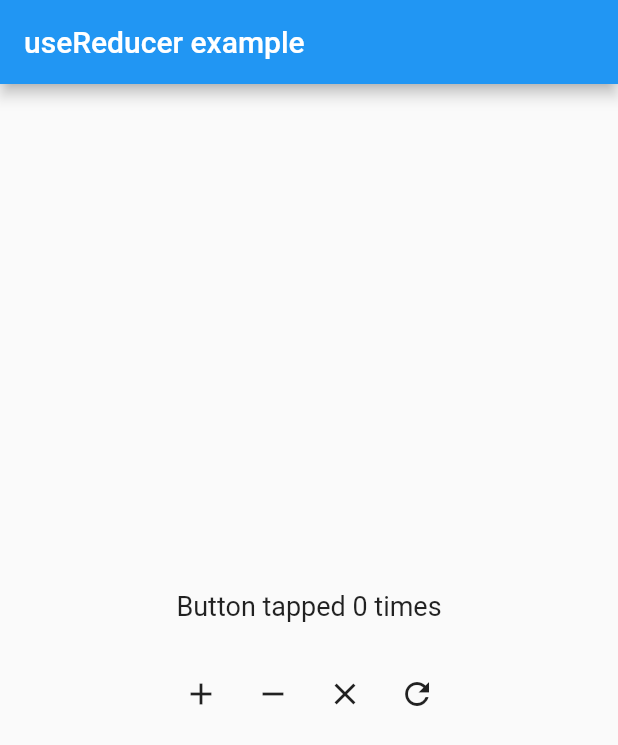
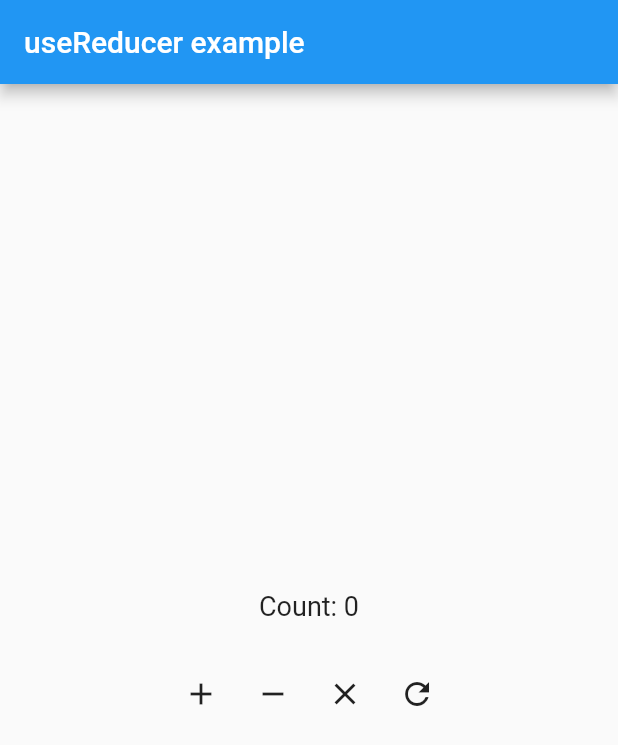
Before and after one commit to morikann/reducer_sample, a Flutter app: the screen it shows after launch, on a phone screen of 412 x 824 dp. Shown: the top 745 px of the screen. Run offline on Flutter 3.47's test engine with Material 2 defaults, Android fonts, the phone set to English and light mode, and no system bars; our stand-ins replace flutter_hooks, freezed_annotation.

Commit message:
Imple: CounterApp using enum

```diff
--- a/lib/counter_reducer.dart
+++ b/lib/counter_reducer.dart
@@ -3,7 +3,7 @@ import 'package:freezed_annotation/freezed_annotation.dart';
 
 @immutable
 class CounterState {
-  const CounterState({required this.count});
+  const CounterState({this.count = 0});
   final int count;
 
   CounterState copyWith({int? count}) {
@@ -11,26 +11,39 @@ class CounterState {
   }
 }
 
-sealed class CounterAction {}
+enum CounterAction {
+  add,
+  minus,
+  multiply,
+  reset
+}
 
-class CounterInitializeAction implements CounterAction {}
+// sealed class CounterAction {}
 
-class CounterIncrementAction implements CounterAction {}
+// class CounterIncrementAction implements CounterAction {
+//   const CounterIncrementAction();
+// }
 
-class CounterDecrementAction implements CounterAction {}
+// class CounterDecrementAction implements CounterAction {
+//   const CounterDecrementAction();
+// }
 
-class CounterMultiplyAction implements CounterAction {}
+// class CounterMultiplyAction implements CounterAction {
+//   const CounterMultiplyAction();
+// }
 
-class CounterResetAction implements CounterAction {}
+// class CounterResetAction implements CounterAction {
+//   const CounterResetAction();
+// }
 
+typedef CounterStore = Store<CounterState, CounterAction>;
 typedef CounterReducer = Reducer<CounterState, CounterAction>;
 
 CounterReducer get reducer => (state, action) {
       return switch (action) {
-        CounterInitializeAction() => state,
-        CounterIncrementAction() => state.copyWith(count: state.count + 1),
-        CounterDecrementAction() => state.copyWith(count: state.count - 1),
-        CounterMultiplyAction() => state.copyWith(count: state.count * 2),
-        CounterResetAction() => state.copyWith(count: 0),
+        CounterAction.add => state.copyWith(count: state.count + 1),
+        CounterAction.minus => state.copyWith(count: state.count - 1),
+        CounterAction.multiply => state.copyWith(count: state.count * 2),
+        CounterAction.reset => state.copyWith(count: 0),
       };
     };
--- a/lib/home_page.dart
+++ b/lib/home_page.dart
@@ -7,10 +7,10 @@ class HomePage extends HookWidget {
 
   @override
   Widget build(BuildContext context) {
-    final store = useReducer(
+    final CounterStore store = useReducer(
       reducer,
-      initialState: const CounterState(count: 0),
-      initialAction: CounterInitializeAction() as CounterAction,
+      initialState: const CounterState(),
+      initialAction: CounterAction.reset,
     );
 
     return Scaffold(
@@ -21,7 +21,7 @@ class HomePage extends HookWidget {
         mainAxisAlignment: MainAxisAlignment.center,
         children: [
           Text(
-            'Button tapped ${store.state.count} times',
+            'Count: ${store.state.count}',
             style: const TextStyle(fontSize: 18),
           ),
           const SizedBox(height: 24),
@@ -30,21 +30,21 @@ class HomePage extends HookWidget {
             children: [
               IconButton(
                 onPressed: () =>
-                    store.dispatch(CounterIncrementAction()),
+                    store.dispatch(CounterAction.add),
                 icon: const Icon(Icons.add),
               ),
               IconButton(
                 onPressed: () =>
-                    store.dispatch(CounterDecrementAction()),
+                    store.dispatch(CounterAction.minus),
                 icon: const Icon(Icons.remove),
               ),
               IconButton(
                 onPressed: () =>
-                    store.dispatch(CounterMultiplyAction()),
+                    store.dispatch(CounterAction.multiply),
                 icon: const Icon(Icons.clear),
               ),
               IconButton(
-                onPressed: () => store.dispatch(CounterResetAction()),
+                onPressed: () => store.dispatch(CounterAction.reset),
                 icon: const Icon(
                   Icons.refresh,
                 ),
```
